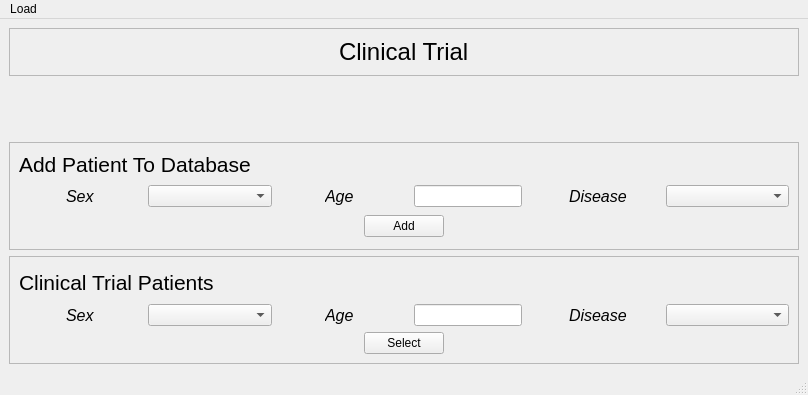
The window that GUI/Gui.ui (shehab400/Clinical-Trials-Patient-Management-System) describes before a commit, drawn with Qt 5.
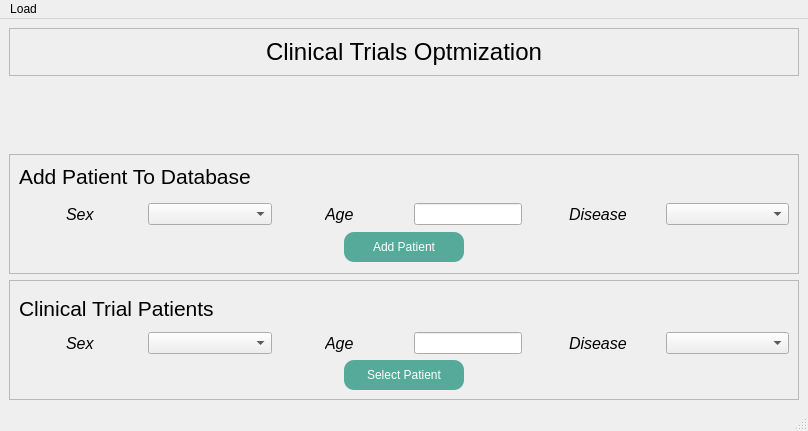
The same window after the commit. Icons and pictures are not drawn.

Patch:
```diff
--- a/GUI/Gui.ui
+++ b/GUI/Gui.ui
@@ -7,7 +7,7 @@
     <x>0</x>
     <y>0</y>
     <width>808</width>
-    <height>395</height>
+    <height>431</height>
    </rect>
   </property>
   <property name="windowTitle">
@@ -57,7 +57,7 @@
             </font>
            </property>
            <property name="text">
-            <string>Clinical Trial</string>
+            <string>Clinical Trials Optmization</string>
            </property>
           </widget>
          </item>
@@ -181,9 +181,31 @@
         </layout>
        </item>
        <item alignment="Qt::AlignHCenter|Qt::AlignVCenter">
-        <widget class="QPushButton" name="pushButton">
+        <widget class="QPushButton" name="addPatientButton">
+         <property name="minimumSize">
+          <size>
+           <width>120</width>
+           <height>30</height>
+          </size>
+         </property>
+         <property name="cursor">
+          <cursorShape>PointingHandCursor</cursorShape>
+         </property>
+         <property name="styleSheet">
+          <string>
+            QPushButton {
+                border-radius: 10px;
+                background-color: #5A9;
+                color: white;
+                padding: 8px;
+            }
+            QPushButton:hover {
+                background-color: #4C8;
+            }
+          </string>
+         </property>
          <property name="text">
-          <string>Add</string>
+          <string>Add Patient</string>
          </property>
         </widget>
        </item>
@@ -264,9 +286,31 @@
         </layout>
        </item>
        <item alignment="Qt::AlignHCenter">
-        <widget class="QPushButton" name="pushButton_2">
+        <widget class="QPushButton" name="selectPatientButton">
+         <property name="minimumSize">
+          <size>
+           <width>120</width>
+           <height>30</height>
+          </size>
+         </property>
+         <property name="cursor">
+          <cursorShape>PointingHandCursor</cursorShape>
+         </property>
+         <property name="styleSheet">
+          <string>
+            QPushButton {
+                border-radius: 10px;
+                background-color: #5A9;
+                color: white;
+                padding: 8px;
+            }
+            QPushButton:hover {
+                background-color: #4C8;
+            }
+         </string>
+         </property>
          <property name="text">
-          <string>Select</string>
+          <string>Select Patient</string>
          </property>
         </widget>
        </item>
```
